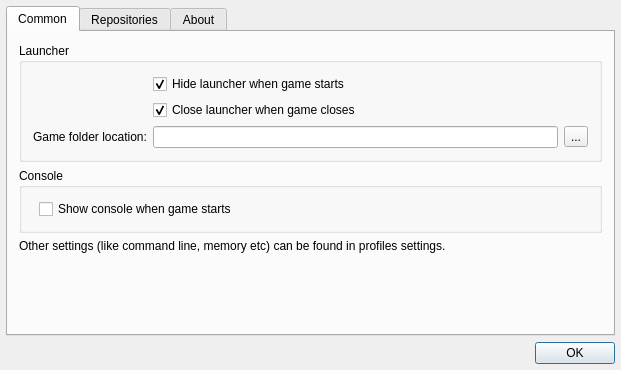
The window that ui/SettingsForm.ui (Alex2772/hackers-mc-launcher) describes before a commit, drawn with Qt 5.
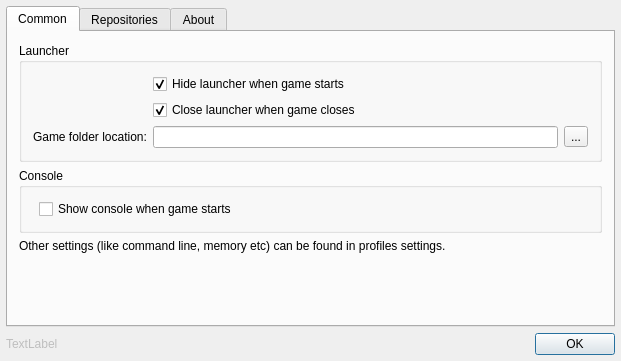
The same window after the commit. Icons and pictures are not drawn. Custom widgets are drawn as their Qt base class.

What changed in the file:
```diff
--- a/ui/SettingsForm.ui
+++ b/ui/SettingsForm.ui
@@ -7,7 +7,7 @@
     <x>0</x>
     <y>0</y>
     <width>621</width>
-    <height>370</height>
+    <height>361</height>
    </rect>
   </property>
   <property name="windowTitle">
@@ -255,11 +255,28 @@
     </widget>
    </item>
    <item>
+    <layout class="QHBoxLayout" name="horizontalLayout_5">
+     <property name="topMargin">
+      <number>0</number>
+     </property>
+     <item>
+      <widget class="QLabel" name="version">
+       <property name="enabled">
+        <bool>false</bool>
+       </property>
+       <property name="text">
+        <string>TextLabel</string>
+       </property>
+      </widget>
+     </item>
+     <item>
     <widget class="QDialogButtonBox" name="buttonBox">
      <property name="standardButtons">
       <set>QDialogButtonBox::Ok</set>
      </property>
     </widget>
+     </item>
+    </layout>
    </item>
   </layout>
  </widget>
```
Lines whose indentation alone changed are shown as unchanged.
